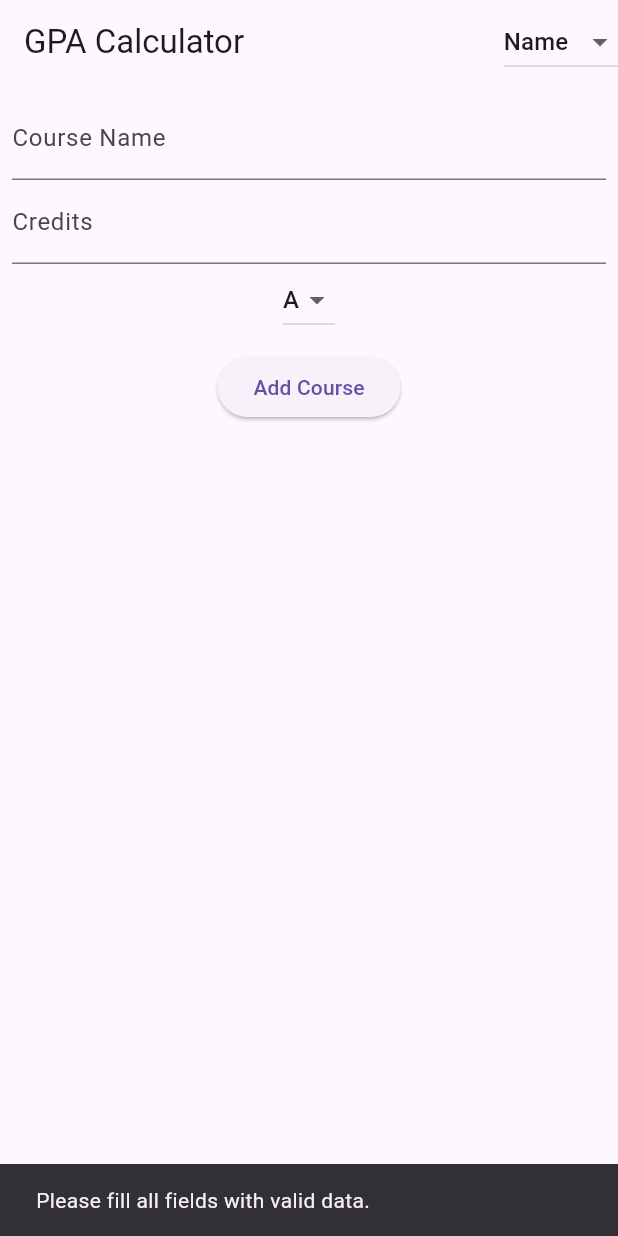
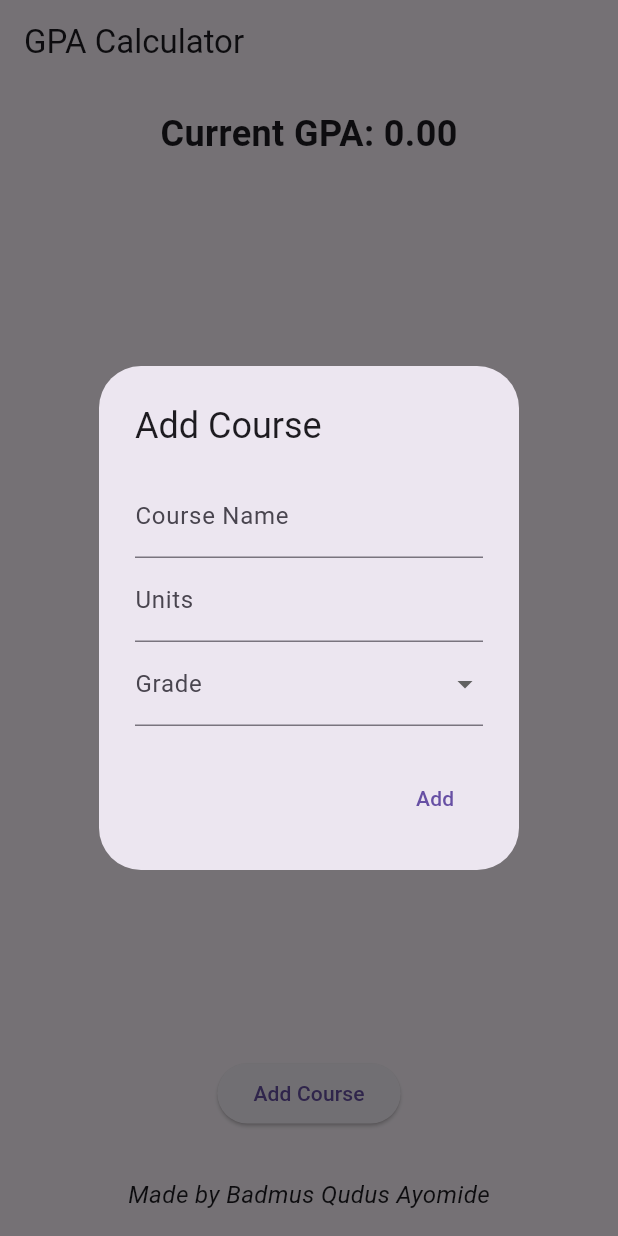
Before and after one commit to BadmusQudusAyomide/flutter-gpa_calculator, a Flutter app: the screen it shows after launch, after a tap on "Add Course", on a phone screen of 412 x 824 dp. Run offline on Flutter 3.47's test engine with Material 3 defaults, Android fonts, the phone set to English and light mode, and no system bars; our stand-ins replace shared_preferences.

Commit message:
new gpa cal

```diff
--- a/lib/main.dart
+++ b/lib/main.dart
@@ -1,263 +1,249 @@
 import 'package:flutter/material.dart';
 import 'package:shared_preferences/shared_preferences.dart';
-import 'dart:convert';
-import 'models/course.dart';
+import 'models/course.dart'; // Importing the Course class
 
 void main() {
-  runApp(GPACalculatorApp());
+  runApp(const MyApp());
 }
 
-class GPACalculatorApp extends StatelessWidget {
+class MyApp extends StatelessWidget {
+  const MyApp({Key? key}) : super(key: key);
+
   @override
   Widget build(BuildContext context) {
     return MaterialApp(
-      home: GPACalculator(),
+      title: 'GPA Calculator',
+      theme: ThemeData(
+        primarySwatch: Colors.blue,
+      ),
+      home: const MyHomePage(),
     );
   }
 }
 
-class GPACalculator extends StatefulWidget {
+class MyHomePage extends StatefulWidget {
+  const MyHomePage({Key? key}) : super(key: key);
+
   @override
-  _GPACalculatorState createState() => _GPACalculatorState();
+  _MyHomePageState createState() => _MyHomePageState();
 }
 
-class _GPACalculatorState extends State<GPACalculator> {
+class _MyHomePageState extends State<MyHomePage> {
   List<Course> courses = [];
-  TextEditingController nameController = TextEditingController();
-  TextEditingController creditsController = TextEditingController();
-  String selectedGrade = 'A';
-  String selectedSortOption = 'Name';
+  double gpa = 0.0;
 
   @override
   void initState() {
     super.initState();
-    loadCourses();
+    _loadCourses();
   }
 
-  void saveCourses() async {
+  void _loadCourses() async {
     SharedPreferences prefs = await SharedPreferences.getInstance();
-    List<String> coursesString =
-        courses.map((course) => json.encode(course.toMap())).toList();
-    prefs.setStringList('courses', coursesString);
+    setState(() {
+      courses = (prefs.getStringList('courses') ?? [])
+          .map((course) => Course.fromString(course))
+          .toList();
+      _calculateGPA();
+    });
   }
 
-  void loadCourses() async {
+  void _saveCourses() async {
     SharedPreferences prefs = await SharedPreferences.getInstance();
-    List<String>? coursesString = prefs.getStringList('courses');
-    if (coursesString != null) {
-      setState(() {
-        courses = coursesString
-            .map((courseStr) => Course.fromMap(json.decode(courseStr)))
-            .toList();
-      });
-    }
+    prefs.setStringList('courses', courses.map((course) => course.toString()).toList());
   }
 
-  void addCourse() {
-    if (nameController.text.isEmpty ||
-        creditsController.text.isEmpty ||
-        !['A', 'B', 'C', 'D', 'E', 'F'].contains(selectedGrade)) {
-      ScaffoldMessenger.of(context).showSnackBar(
-        SnackBar(content: Text('Please fill all fields with valid data.')),
-      );
+  void _calculateGPA() {
+    if (courses.isEmpty) {
+      setState(() {
+        gpa = 0.0;
+      });
       return;
     }
 
+    double totalPoints = 0.0;
+    double totalUnits = 0.0;
+    for (var course in courses) {
+      totalPoints += course.grade * course.units;
+      totalUnits += course.units;
+    }
+
     setState(() {
-      courses.add(Course(
-        name: nameController.text,
-        credits: int.parse(creditsController.text),
-        grade: selectedGrade,
-      ));
-      nameController.clear();
-      creditsController.clear();
-      saveCourses();
+      gpa = totalPoints / totalUnits;
     });
   }
 
-  void editCourse(int index) {
-    Course course = courses[index];
-    nameController.text = course.name;
-    creditsController.text = course.credits.toString();
-    selectedGrade = course.grade;
-
+  void _addCourse() {
     showDialog(
       context: context,
       builder: (context) {
-        return AlertDialog(
-          title: Text('Edit Course'),
-          content: Column(
-            mainAxisSize: MainAxisSize.min,
-            children: [
-              TextField(
-                controller: nameController,
-                decoration: InputDecoration(labelText: 'Course Name'),
-              ),
-              TextField(
-                controller: creditsController,
-                decoration: InputDecoration(labelText: 'Credits'),
-                keyboardType: TextInputType.number,
-              ),
-              DropdownButton<String>(
-                value: selectedGrade,
-                onChanged: (String? newValue) {
-                  setState(() {
-                    selectedGrade = newValue!;
-                  });
-                },
-                items: <String>['A', 'B', 'C', 'D', 'E', 'F']
-                    .map<DropdownMenuItem<String>>((String value) {
-                  return DropdownMenuItem<String>(
-                    value: value,
-                    child: Text(value),
-                  );
-                }).toList(),
-              ),
-            ],
-          ),
-          actions: [
-            ElevatedButton(
-              onPressed: () {
-                setState(() {
-                  courses[index] = Course(
-                    name: nameController.text,
-                    credits: int.parse(creditsController.text),
-                    grade: selectedGrade,
-                  );
-                  saveCourses();
-                });
-                Navigator.of(context).pop();
-              },
-              child: Text('Save'),
-            ),
-          ],
+        return AddCourseDialog(
+          onAdd: (course) {
+            setState(() {
+              courses.add(course);
+              _calculateGPA();
+              _saveCourses();
+            });
+          },
         );
       },
     );
   }
 
-  void deleteCourse(int index) {
+  void _deleteCourse(int index) {
     setState(() {
       courses.removeAt(index);
-      saveCourses();
+      _calculateGPA();
+      _saveCourses();
     });
-  }
-
-  void sortCourses() {
-    setState(() {
-      if (selectedSortOption == 'Name') {
-        courses.sort((a, b) => a.name.compareTo(b.name));
-      } else if (selectedSortOption == 'Credits') {
-        courses.sort((a, b) => a.credits.compareTo(b.credits));
-      } else if (selectedSortOption == 'Grade') {
-        courses.sort((a, b) => a.grade.compareTo(b.grade));
-      }
-    });
-  }
-
-  double calculateGPA() {
-    double totalPoints = 0;
-    int totalCredits = 0;
-    for (var course in courses) {
-      totalPoints += course.gradePoint * course.credits;
-      totalCredits += course.credits;
-    }
-    return totalCredits == 0 ? 0 : totalPoints / totalCredits;
   }
 
   @override
   Widget build(BuildContext context) {
     return Scaffold(
       appBar: AppBar(
-        title: Text('GPA Calculator'),
-        actions: [
-          DropdownButton<String>(
-            value: selectedSortOption,
-            onChanged: (String? newValue) {
-              setState(() {
-                selectedSortOption = newValue!;
-                sortCourses();
-              });
-            },
-            items: <String>['Name', 'Credits', 'Grade']
-                .map<DropdownMenuItem<String>>((String value) {
-              return DropdownMenuItem<String>(
-                value: value,
-                child: Text(value),
-              );
-            }).toList(),
-          ),
-        ],
+        title: const Text('GPA Calculator'),
       ),
       body: Column(
         children: [
           Padding(
-            padding: EdgeInsets.all(8.0),
-            child: Column(
-              children: [
-                TextField(
-                  controller: nameController,
-                  decoration: InputDecoration(labelText: 'Course Name'),
-                ),
-                TextField(
-                  controller: creditsController,
-                  decoration: InputDecoration(labelText: 'Credits'),
-                  keyboardType: TextInputType.number,
-                ),
-                DropdownButton<String>(
-                  value: selectedGrade,
-                  onChanged: (String? newValue) {
-                    setState(() {
-                      selectedGrade = newValue!;
-                    });
-                  },
-                  items: <String>['A', 'B', 'C', 'D', 'E', 'F']
-                      .map<DropdownMenuItem<String>>((String value) {
-                    return DropdownMenuItem<String>(
-                      value: value,
-                      child: Text(value),
-                    );
-                  }).toList(),
-                ),
-                SizedBox(height: 10),
-                ElevatedButton(
-                  onPressed: addCourse,
-                  child: Text('Add Course'),
-                ),
-              ],
+            padding: const EdgeInsets.all(16.0),
+            child: Text(
+              'Current GPA: ${gpa.toStringAsFixed(2)}',
+              style: const TextStyle(fontSize: 24, fontWeight: FontWeight.bold),
             ),
           ),
           Expanded(
             child: ListView.builder(
               itemCount: courses.length,
               itemBuilder: (context, index) {
+                final course = courses[index];
                 return ListTile(
-                  title: Text(
-                      '${courses[index].name} - ${courses[index].credits} credits'),
-                  subtitle: Text('Grade: ${courses[index].grade}'),
-                  trailing: Row(
-                    mainAxisSize: MainAxisSize.min,
-                    children: [
-                      IconButton(
-                        icon: Icon(Icons.edit),
-                        onPressed: () => editCourse(index),
-                      ),
-                      IconButton(
-                        icon: Icon(Icons.delete),
-                        onPressed: () => deleteCourse(index),
-                      ),
-                    ],
+                  title: Text('${course.name} (${course.units} units)'),
+                  subtitle: Text('Grade: ${course.grade}'),
+                  trailing: IconButton(
+                    icon: const Icon(Icons.delete),
+                    onPressed: () => _deleteCourse(index),
                   ),
                 );
               },
             ),
           ),
           Padding(
-            padding: EdgeInsets.all(8.0),
-            child: Text('GPA: ${calculateGPA().toStringAsFixed(2)}'),
+            padding: const EdgeInsets.all(16.0),
+            child: ElevatedButton(
+              onPressed: _addCourse,
+              child: const Text('Add Course'),
+            ),
           ),
+          const SizedBox(height: 16),
+          const Text(
+            'Made by Badmus Qudus Ayomide',
+            style: TextStyle(fontSize: 16, fontStyle: FontStyle.italic),
+          ),
+          const SizedBox(height: 16),
         ],
       ),
     );
   }
 }
+
+class AddCourseDialog extends StatefulWidget {
+  final void Function(Course) onAdd;
+
+  const AddCourseDialog({Key? key, required this.onAdd}) : super(key: key);
+
+  @override
+  _AddCourseDialogState createState() => _AddCourseDialogState();
+}
+
+class _AddCourseDialogState extends State<AddCourseDialog> {
+  final _formKey = GlobalKey<FormState>();
+  final _nameController = TextEditingController();
+  final _unitsController = TextEditingController();
+  String? _selectedGrade;
+
+  final Map<String, double> _grades = {
+    'A': 5.0,
+    'B': 4.0,
+    'C': 3.0,
+    'D': 2.0,
+    'E': 1.0,
+    'F': 0.0,
+  };
+
+  @override
+  Widget build(BuildContext context) {
+    return AlertDialog(
+      title: const Text('Add Course'),
+      content: Form(
+        key: _formKey,
+        child: Column(
+          mainAxisSize: MainAxisSize.min,
+          children: [
+            TextFormField(
+              controller: _nameController,
+              decoration: const InputDecoration(labelText: 'Course Name'),
+              validator: (value) {
+                if (value == null || value.isEmpty) {
+                  return 'Please enter a course name';
+                }
+                return null;
+              },
+            ),
+            TextFormField(
+              controller: _unitsController,
+              decoration: const InputDecoration(labelText: 'Units'),
+              keyboardType: TextInputType.number,
+              validator: (value) {
+                if (value == null || value.isEmpty) {
+                  return 'Please enter the number of units';
+                }
+                if (double.tryParse(value) == null) {
+                  return 'Please enter a valid number';
+                }
+                return null;
+              },
+            ),
+            DropdownButtonFormField<String>(
+              value: _selectedGrade,
+              decoration: const InputDecoration(labelText: 'Grade'),
+              items: _grades.keys
+                  .map((grade) => DropdownMenuItem(
+                value: grade,
+                child: Text(grade),
+              ))
+                  .toList(),
+              onChanged: (value) {
+                setState(() {
+                  _selectedGrade = value;
+                });
+              },
+              validator: (value) {
+                if (value == null) {
+                  return 'Please select a grade';
+                }
+                return null;
+              },
+            ),
+          ],
+        ),
+      ),
+      actions: [
+        TextButton(
+          onPressed: () {
+            if (_formKey.currentState!.validate()) {
+              final name = _nameController.text;
+              final units = double.parse(_unitsController.text);
+              final grade = _grades[_selectedGrade]!;
+              final course = Course(name, units, grade);
+              widget.onAdd(course);
+              Navigator.of(context).pop();
+            }
+          },
+          child: const Text('Add'),
+        ),
+      ],
+    );
+  }
+}
--- a/lib/models/course.dart
+++ b/lib/models/course.dart
@@ -1,41 +1,17 @@
 class Course {
-  String name;
-  int credits;
-  String grade;
+  final String name;
+  final double units;
+  final double grade;
 
-  Course({required this.name, required this.credits, required this.grade});
+  Course(this.name, this.units, this.grade);
 
-  Map<String, dynamic> toMap() {
-    return {
-      'name': name,
-      'credits': credits,
-      'grade': grade,
-    };
+  @override
+  String toString() {
+    return '$name,$units,$grade';
   }
 
-  factory Course.fromMap(Map<String, dynamic> map) {
-    return Course(
-      name: map['name'],
-      credits: map['credits'],
-      grade: map['grade'],
-    );
-  }
-
-  double get gradePoint {
-    switch (grade) {
-      case 'A':
-        return 5.0;
-      case 'B':
-        return 4.0;
-      case 'C':
-        return 3.0;
-      case 'D':
-        return 2.0;
-      case 'E':
-        return 1.0;
-      case 'F':
-      default:
-        return 0.0;
-    }
+  static Course fromString(String courseString) {
+    final parts = courseString.split(',');
+    return Course(parts[0], double.parse(parts[1]), double.parse(parts[2]));
   }
 }
--- a/pubspec.yaml
+++ b/pubspec.yaml
@@ -25,9 +25,11 @@ dependencies:
 dev_dependencies:
   flutter_test:
     sdk: flutter
+  shared_preferences: ^2.0.6
+  flutter_native_splash: ^2.0.5+1
 
   # Add the flutter_lints package for analysis.
-  flutter_lints: ^2.0.1
+  flutter_lints: ^4.0.0
 
 # For information on the generic Dart part of this file, see the
 # following page: https://dart.dev/tools/pub/pubspec
```
Also changed, not shown: flutter_native_splash.yaml (added, +8 -0 lines), assets/12.jpg (added), pubspec.lock, 10 other files.
